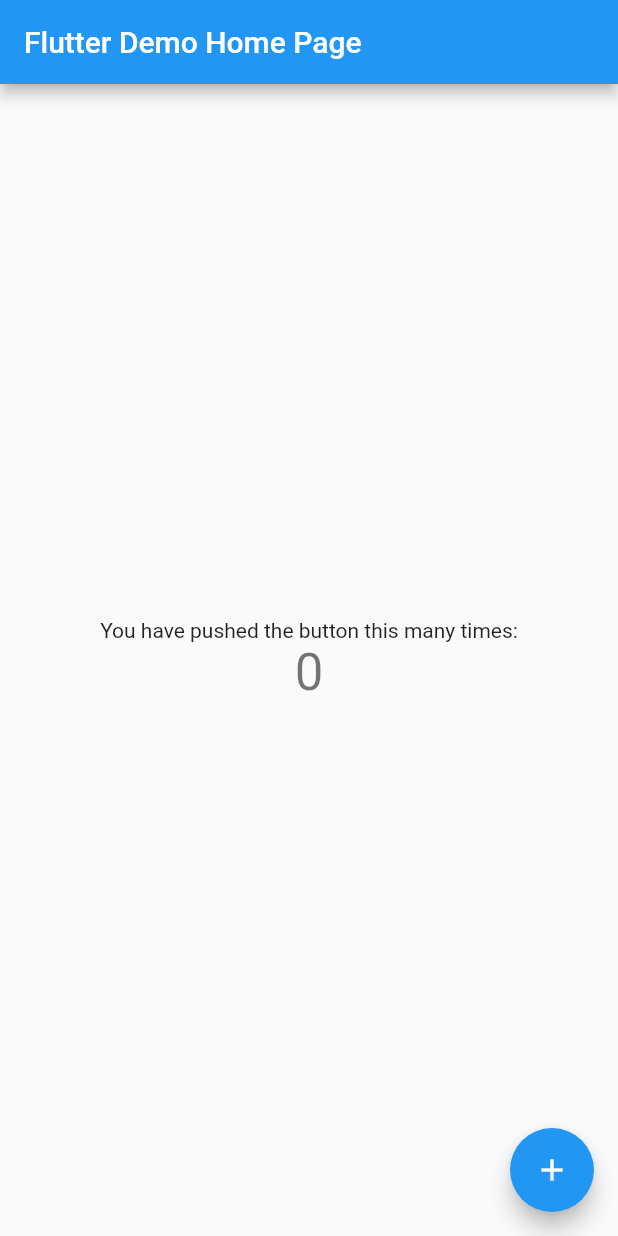
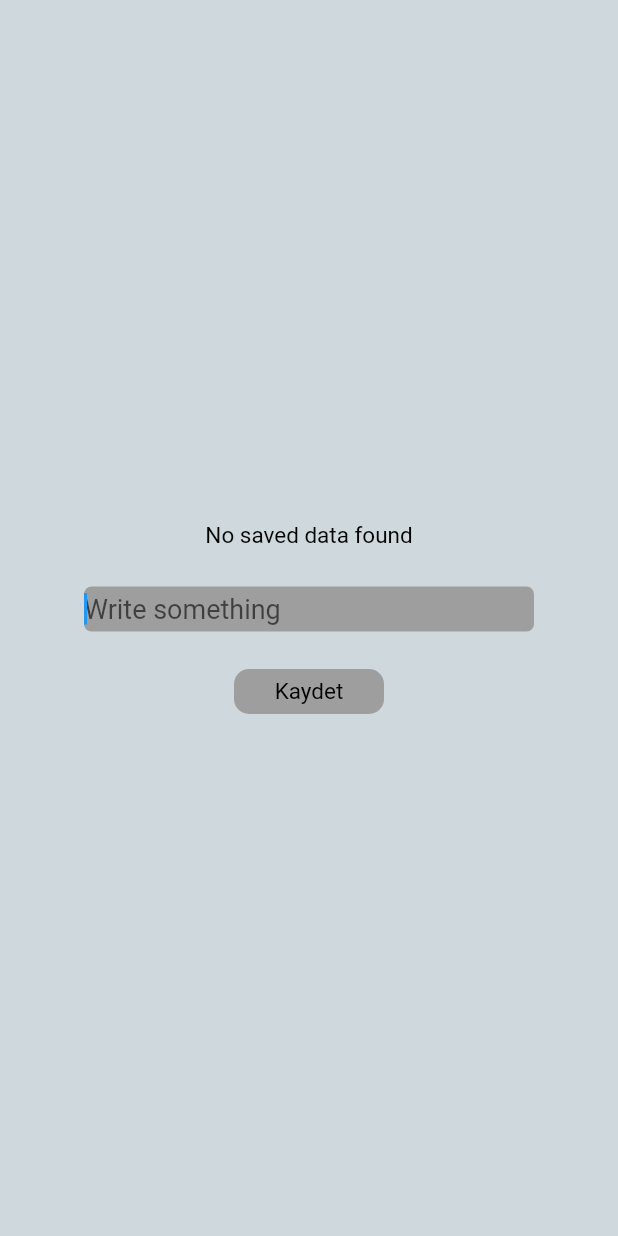
Before and after one commit to EmreTug/shared_preferences_flutter, a Flutter app: the screen it shows after launch, on a phone screen of 412 x 824 dp. Run offline on Flutter 3.47's test engine with Material 2 defaults, Android fonts, the phone set to English and light mode, and no system bars; our stand-ins replace shared_preferences.

Commit message:
Write and read with shared preferences

```diff
--- /dev/null
+++ b/lib/examples/sharedpreferences.dart
@@ -0,0 +1,117 @@
+
+
+import 'package:flutter/material.dart';
+import 'package:flutter/services.dart';
+import 'package:flutter/src/widgets/container.dart';
+import 'package:flutter/src/widgets/framework.dart';
+import 'package:shared_preferences/shared_preferences.dart';
+
+void save(String text) async {
+  SharedPreferences prefs = await SharedPreferences.getInstance();
+  await prefs.setString("text", text);
+}
+
+Future read() async {
+  SharedPreferences prefs = await SharedPreferences.getInstance();
+  var result = await prefs.getString("text");
+   if (result == null) {
+        text = "No saved data found";
+
+
+      }
+
+       else {
+        text = result;
+      }
+
+}
+TextEditingController input=TextEditingController();
+class DemoView extends StatefulWidget {
+  const DemoView({super.key});
+
+  @override
+  State<DemoView> createState() => _DemoViewState();
+}
+
+  String text = "";
+
+class _DemoViewState extends State<DemoView> {
+
+  @override
+  void initState() {
+    super.initState();
+     read().then((value) {
+      setState(() {
+
+      });
+    });
+  }
+
+  @override
+  Widget build(BuildContext context) {
+    return
+    Scaffold(
+      backgroundColor:Colors.blueGrey[100],
+
+      body: Center(
+      child: Column(
+        mainAxisAlignment: MainAxisAlignment.center,
+        children: [
+          Text(text,
+              style: TextStyle(
+                  color: Colors.black,
+                  fontSize: 15,
+                  decoration: TextDecoration.none)),
+   Container(
+              margin: EdgeInsets.only(top: 25),
+              height: 30,
+              width: 300,
+              decoration: BoxDecoration(
+                  borderRadius: BorderRadius.circular(5), color: Colors.grey),
+              child:
+              Center(child:
+              TextField(
+                controller: input
+                ,textAlign: TextAlign.start,
+      autofocus: true,
+      style: TextStyle(color: Colors.white, fontSize: 18),
+      decoration: InputDecoration.collapsed(
+        hintText: "Write something",
+        hintStyle: TextStyle(fontSize: 18),
+        border: InputBorder.none,
+      ),
+      maxLines: 1,
+    )),
+            ),
+
+          GestureDetector(
+            onTap: () async{
+              save(input.text);
+              text=input.text;
+               setState(() {});
+            },
+            child:
+            Container(
+              margin: EdgeInsets.only(top: 25),
+              height: 30,
+              width: 100,
+              decoration: BoxDecoration(
+                  borderRadius: BorderRadius.circular(10), color: Colors.grey),
+              child: Center(child: Text(
+
+                "Kaydet",
+                style: TextStyle(
+                  decoration: TextDecoration.none,
+                  color: Colors.black,
+                  fontSize: 15,
+
+                ),
+                textAlign: TextAlign.center,
+              ),),
+            ),
+          )
+        ],
+      ),
+    ),);
+  }
+}
--- a/lib/main.dart
+++ b/lib/main.dart
@@ -1,115 +1,20 @@
 import 'package:flutter/material.dart';
+
+import 'examples/sharedpreferences.dart';
 
 void main() {
   runApp(const MyApp());
 }
 
 class MyApp extends StatelessWidget {
-  const MyApp({super.key});
+  const MyApp({Key? key}) : super(key: key);
 
-  // This widget is the root of your application.
   @override
   Widget build(BuildContext context) {
-    return MaterialApp(
-      title: 'Flutter Demo',
-      theme: ThemeData(
-        // This is the theme of your application.
-        //
-        // Try running your application with "flutter run". You'll see the
-        // application has a blue toolbar. Then, without quitting the app, try
-        // changing the primarySwatch below to Colors.green and then invoke
-        // "hot reload" (press "r" in the console where you ran "flutter run",
-        // or simply save your changes to "hot reload" in a Flutter IDE).
-        // Notice that the counter didn't reset back to zero; the application
-        // is not restarted.
-        primarySwatch: Colors.blue,
-      ),
-      home: const MyHomePage(title: 'Flutter Demo Home Page'),
+    return const MaterialApp(
+      title: 'Flutter Examples',
+      debugShowCheckedModeBanner: false,
+      home: DemoView(),
     );
   }
 }
-
-class MyHomePage extends StatefulWidget {
-  const MyHomePage({super.key, required this.title});
-
-  // This widget is the home page of your application. It is stateful, meaning
-  // that it has a State object (defined below) that contains fields that affect
-  // how it looks.
-
-  // This class is the configuration for the state. It holds the values (in this
-  // case the title) provided by the parent (in this case the App widget) and
-  // used by the build method of the State. Fields in a Widget subclass are
-  // always marked "final".
-
-  final String title;
-
-  @override
-  State<MyHomePage> createState() => _MyHomePageState();
-}
-
-class _MyHomePageState extends State<MyHomePage> {
-  int _counter = 0;
-
-  void _incrementCounter() {
-    setState(() {
-      // This call to setState tells the Flutter framework that something has
-      // changed in this State, which causes it to rerun the build method below
-      // so that the display can reflect the updated values. If we changed
-      // _counter without calling setState(), then the build method would not be
-      // called again, and so nothing would appear to happen.
-      _counter++;
-    });
-  }
-
-  @override
-  Widget build(BuildContext context) {
-    // This method is rerun every time setState is called, for instance as done
-    // by the _incrementCounter method above.
-    //
-    // The Flutter framework has been optimized to make rerunning build methods
-    // fast, so that you can just rebuild anything that needs updating rather
-    // than having to individually change instances of widgets.
-    return Scaffold(
-      appBar: AppBar(
-        // Here we take the value from the MyHomePage object that was created by
-        // the App.build method, and use it to set our appbar title.
-        title: Text(widget.title),
-      ),
-      body: Center(
-        // Center is a layout widget. It takes a single child and positions it
-        // in the middle of the parent.
-        child: Column(
-          // Column is also a layout widget. It takes a list of children and
-          // arranges them vertically. By default, it sizes itself to fit its
-          // children horizontally, and tries to be as tall as its parent.
-          //
-          // Invoke "debug painting" (press "p" in the console, choose the
-          // "Toggle Debug Paint" action from the Flutter Inspector in Android
-          // Studio, or the "Toggle Debug Paint" command in Visual Studio Code)
-          // to see the wireframe for each widget.
-          //
-          // Column has various properties to control how it sizes itself and
-          // how it positions its children. Here we use mainAxisAlignment to
-          // center the children vertically; the main axis here is the vertical
-          // axis because Columns are vertical (the cross axis would be
-          // horizontal).
-          mainAxisAlignment: MainAxisAlignment.center,
-          children: <Widget>[
-            const Text(
-              'You have pushed the button this many times:',
-            ),
-            Text(
-              '$_counter',
-              style: Theme.of(context).textTheme.headlineMedium,
-            ),
-          ],
-        ),
-      ),
-      floatingActionButton: FloatingActionButton(
-        onPressed: _incrementCounter,
-        tooltip: 'Increment',
-        child: const Icon(Icons.add),
-      ), // This trailing comma makes auto-formatting nicer for build methods.
-    );
-  }
-}
--- a/pubspec.yaml
+++ b/pubspec.yaml
@@ -36,6 +36,7 @@ dependencies:
   # The following adds the Cupertino Icons font to your application.
   # Use with the CupertinoIcons class for iOS style icons.
   cupertino_icons: ^1.0.2
+  shared_preferences: ^2.0.15
 
 dev_dependencies:
   flutter_test:
```
Also changed, not shown: pubspec.lock.
